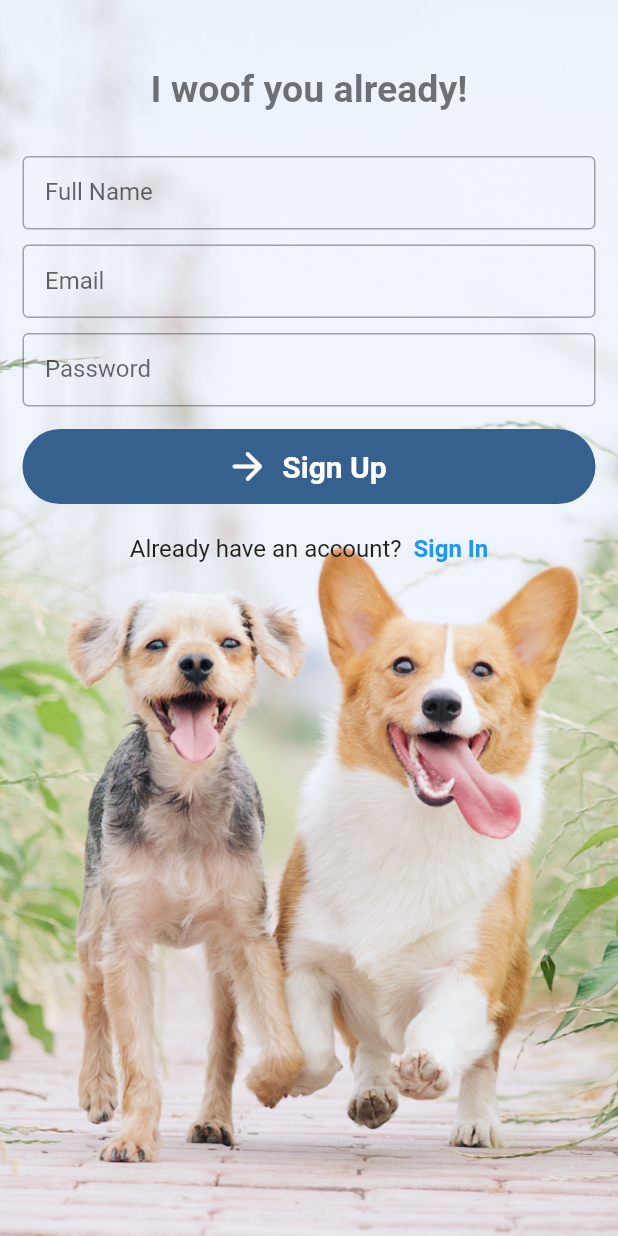
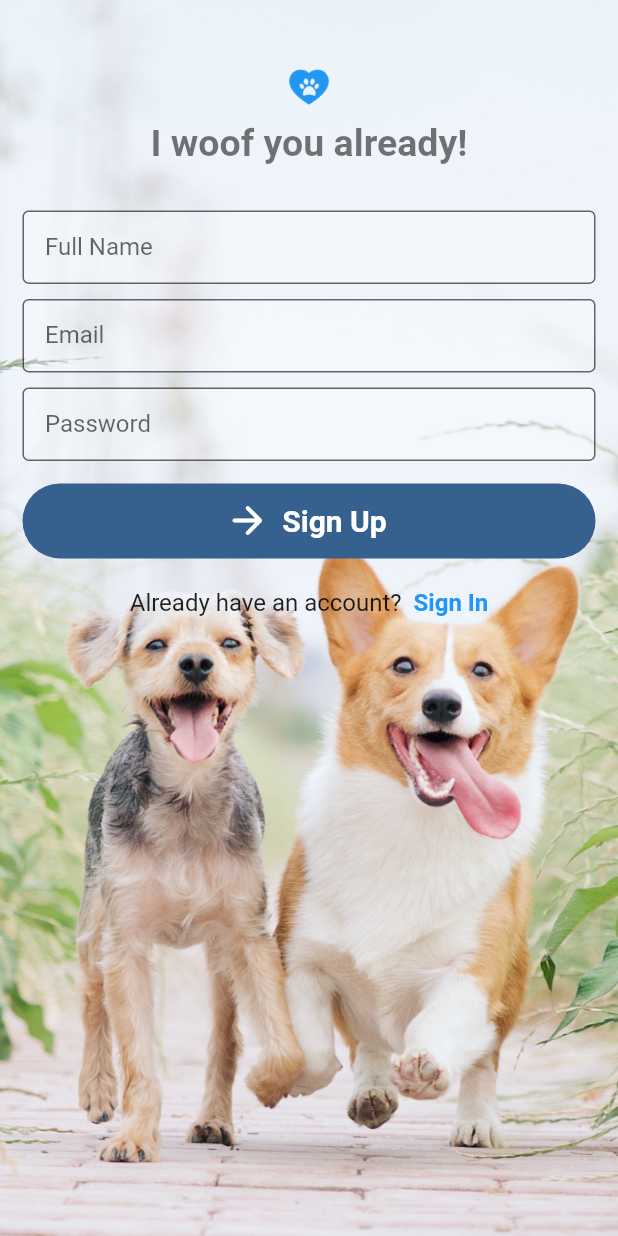
Before and after one commit to sjdeng95/woof-me, a Flutter app: the screen it shows after launch, after a tap on "Sign In", after a tap on "Sign Up", on a phone screen of 412 x 824 dp. Run offline on Flutter 3.47's test engine with Material 2 defaults, Android fonts, the phone set to English and light mode, and no system bars; our stand-ins replace appinio_swiper, cloud_firestore, email_validator, firebase_auth, firebase_core, firebase_storage and 2 more; accounts and stored records are empty.

Commit message:
Styling edits and background images for signin/signup screen

```diff
--- a/lib/widgets/login_form.dart
+++ b/lib/widgets/login_form.dart
@@ -70,6 +70,8 @@ class _LoginFormState extends State<LoginForm> {
                       controller: emailController,
                       textInputAction: TextInputAction.next,
                       decoration: const InputDecoration(
+                          filled: true,
+                          fillColor: Color.fromRGBO(255, 255, 255, 0.25),
                           contentPadding: EdgeInsets.all(15),
                           border: OutlineInputBorder(),
                           labelText: "Email"),
@@ -84,6 +86,8 @@ class _LoginFormState extends State<LoginForm> {
                       textInputAction: TextInputAction.done,
                       obscureText: true,
                       decoration: const InputDecoration(
+                          filled: true,
+                          fillColor: Color.fromRGBO(255, 255, 255, 0.25),
                           contentPadding: EdgeInsets.all(15),
                           border: OutlineInputBorder(),
                           labelText: "Password"),
--- a/lib/widgets/signup_form.dart
+++ b/lib/widgets/signup_form.dart
@@ -52,6 +52,12 @@ class _SignUpFormState extends State<SignUpForm> {
                     const SizedBox(
                       height: 30,
                     ),
+                    Image.asset(
+                      'assets/images/puppaw.png',
+                      width: 50,
+                      color: Colors.blue,
+                    ),
+                    const SizedBox(height: 10),
                     Text(
                       "I woof you already!",
                       style: Theme.of(context).textTheme.headlineMedium,
@@ -64,6 +70,8 @@ class _SignUpFormState extends State<SignUpForm> {
                       controller: fullNameController,
                       textInputAction: TextInputAction.next,
                       decoration: const InputDecoration(
+                          filled: true,
+                          fillColor: Color.fromRGBO(255, 255, 255, 0.25),
                           contentPadding: EdgeInsets.all(15),
                           border: OutlineInputBorder(),
                           labelText: "Full Name"),
@@ -77,6 +85,8 @@ class _SignUpFormState extends State<SignUpForm> {
                       controller: emailController,
                       textInputAction: TextInputAction.next,
                       decoration: const InputDecoration(
+                          filled: true,
+                          fillColor: Color.fromRGBO(255, 255, 255, 0.25),
                           contentPadding: EdgeInsets.all(15),
                           border: OutlineInputBorder(),
                           labelText: "Email"),
@@ -92,6 +102,8 @@ class _SignUpFormState extends State<SignUpForm> {
                       controller: passwordController,
                       textInputAction: TextInputAction.done,
                       decoration: const InputDecoration(
+                          filled: true,
+                          fillColor: Color.fromRGBO(255, 255, 255, 0.25),
                           contentPadding: EdgeInsets.all(15),
                           border: OutlineInputBorder(),
                           labelText: "Password"),
--- a/pubspec.yaml
+++ b/pubspec.yaml
@@ -45,6 +45,8 @@ flutter:
     - 'assets/images/login_dog.gif'
     - 'assets/images/pup1.jpg'
     - 'assets/images/pup2.jpg'
+    - 'assets/images/pup3.jpg'
+    - 'assets/images/puppaw.png'
 
   # An image asset can refer to one or more resolution-specific "variants", see
   # https://flutter.dev/assets-and-images/#resolution-aware
```
Also changed, not shown: lib/screens/signin_screens/verify_email_screen.dart (+14 -5 lines), assets/images/puppaw.png (added), 1 other file.
